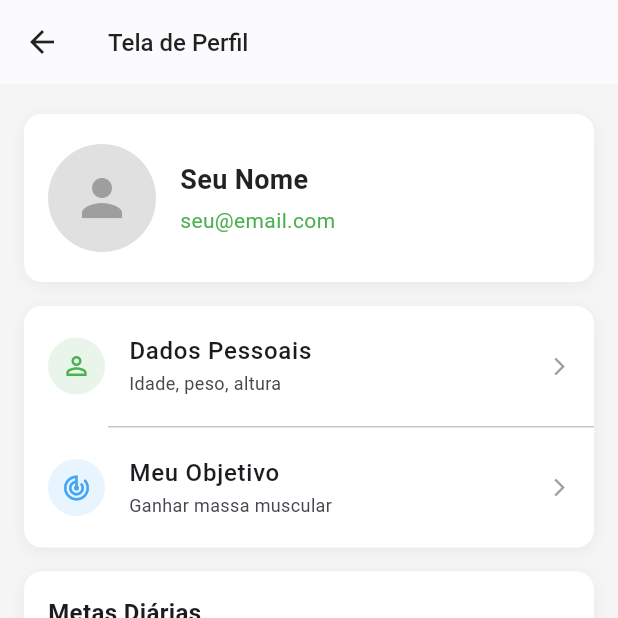
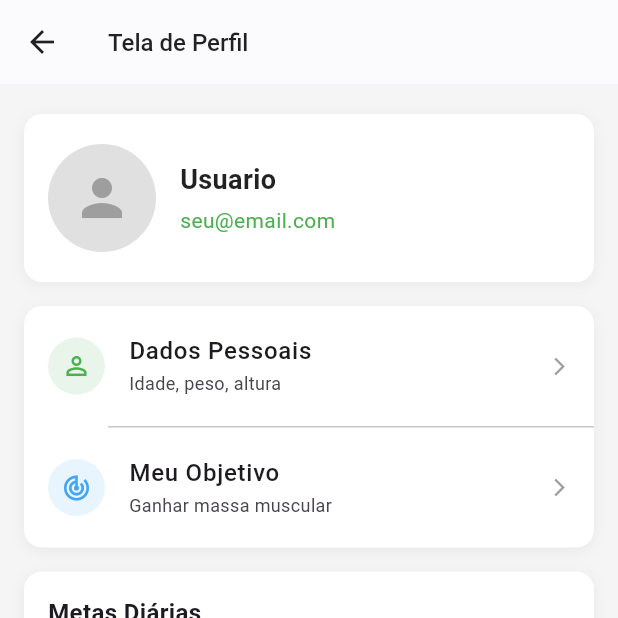
Before and after one commit to joaomilitao-ux/Nutriday-Mobile, a Flutter app: the PerfilScreen screen opened by its route, on a phone screen of 412 x 824 dp, the top half of it. Run offline on Flutter 3.47's test engine with Material 3 defaults, Android fonts, the phone set to English and light mode, and no system bars; our stand-ins replace cloud_firestore, firebase_auth, firebase_core; accounts and stored records are empty; Roboto replaces fonts that are missing (Arial).

Commit message:
fix: ajusta nome de usuario

```diff
--- a/lib/models/user_profile.dart
+++ b/lib/models/user_profile.dart
@@ -30,18 +30,13 @@ class UserProfile {
   }
 
   String get displayName {
-    final source = email.contains('@') ? email.split('@').first : email;
-    final normalized = source.replaceAll(RegExp(r'[._-]+'), ' ').trim();
+    final username = usernameFromEmail(email);
 
-    if (normalized.isEmpty) {
+    if (username.isEmpty) {
       return 'Usuário Nutriday';
     }
 
-    return normalized
-        .split(RegExp(r'\s+'))
-        .where((word) => word.isNotEmpty)
-        .map(_capitalize)
-        .join(' ');
+    return username;
   }
 
   String get personalSummary {
@@ -150,8 +145,13 @@ class UserProfile {
     return (value / 10).ceil();
   }
 
-  static String _capitalize(String word) {
-    return '${word[0].toUpperCase()}${word.substring(1).toLowerCase()}';
+  static String usernameFromEmail(String? email) {
+    final normalized = email?.trim().toLowerCase() ?? '';
+    if (normalized.isEmpty) {
+      return '';
+    }
+
+    return normalized.split('@').first.trim();
   }
 
   static double? _parseNumber(String input) {
--- a/lib/pages/login_page.dart
+++ b/lib/pages/login_page.dart
@@ -2,6 +2,7 @@ import 'package:cloud_firestore/cloud_firestore.dart';
 import 'package:firebase_auth/firebase_auth.dart';
 import 'package:flutter/material.dart';
 import 'package:nutriday/app_routes.dart';
+import 'package:nutriday/models/user_profile.dart';
 import 'package:nutriday/theme.dart';
 import 'package:nutriday/widgets/input_field.dart';
 import 'package:nutriday/widgets/nutriday_header.dart';
@@ -167,10 +168,12 @@ class _LoginPageState extends State<LoginPage> {
       throw const _AuthFlowException('Usuario autenticado sem e-mail valido.');
     }
 
+    final username = UserProfile.usernameFromEmail(email);
+
     await FirebaseFirestore.instance.collection('usuarios').doc(user.uid).set({
       'uid': user.uid,
       'email': email,
-      'usuario_logado': email,
+      'usuario_logado': username,
       'criado_por': email,
       'provedor': provider,
       'ultimo_login_em': FieldValue.serverTimestamp(),
--- a/lib/pages/perfil_screen.dart
+++ b/lib/pages/perfil_screen.dart
@@ -2,6 +2,7 @@ import 'package:firebase_auth/firebase_auth.dart';
 import 'package:flutter/material.dart';
 import 'package:nutriday/app_routes.dart';
 import 'package:nutriday/app_session.dart';
+import 'package:nutriday/models/user_profile.dart';
 import 'package:nutriday/widgets/app_bottom_navigation_bar.dart';
 
 class PerfilScreen extends StatefulWidget {
@@ -55,6 +56,11 @@ class _PerfilScreenState extends State<PerfilScreen> {
   // ─── Cabeçalho com foto, nome e e-mail ───────────────────────────────────
 
   Widget _secaoPerfil() {
+    final email = FirebaseAuth.instance.currentUser?.email?.trim() ?? '';
+    final username = UserProfile.usernameFromEmail(email);
+    final displayName = username.isEmpty ? 'Usuario' : username;
+    final displayEmail = email.isEmpty ? 'seu@email.com' : email;
+
     return Container(
       padding: const EdgeInsets.symmetric(horizontal: 16, vertical: 20),
       decoration: _decoracaoCard(),
@@ -66,21 +72,21 @@ class _PerfilScreenState extends State<PerfilScreen> {
             child: Icon(Icons.person, size: 40, color: Colors.grey[500]),
           ),
           const SizedBox(width: 16),
-          const Column(
+          Column(
             crossAxisAlignment: CrossAxisAlignment.start,
             children: [
               Text(
-                'Seu Nome',
-                style: TextStyle(
+                displayName,
+                style: const TextStyle(
                   fontSize: 18,
                   fontWeight: FontWeight.bold,
                   color: Colors.black87,
                 ),
               ),
-              SizedBox(height: 4),
+              const SizedBox(height: 4),
               Text(
-                'seu@email.com',
-                style: TextStyle(fontSize: 14, color: _verde),
+                displayEmail,
+                style: const TextStyle(fontSize: 14, color: _verde),
               ),
             ],
           ),
@@ -153,10 +159,7 @@ class _PerfilScreenState extends State<PerfilScreen> {
             mainAxisAlignment: MainAxisAlignment.spaceBetween,
             children: [
               Text(label, style: const TextStyle(color: Colors.black54)),
-              Text(
-                valor,
-                style: const TextStyle(fontWeight: FontWeight.bold),
-              ),
+              Text(valor, style: const TextStyle(fontWeight: FontWeight.bold)),
             ],
           ),
         ),
@@ -238,14 +241,22 @@ class _PerfilScreenState extends State<PerfilScreen> {
       unselectedFontSize: 12,
       items: const [
         BottomNavigationBarItem(
-            icon: Icon(Icons.home_outlined), label: 'Início'),
+          icon: Icon(Icons.home_outlined),
+          label: 'Início',
+        ),
         BottomNavigationBarItem(icon: Icon(Icons.history), label: 'Histórico'),
         BottomNavigationBarItem(
-            icon: Icon(Icons.menu_book_outlined), label: 'Sugestões'),
+          icon: Icon(Icons.menu_book_outlined),
+          label: 'Sugestões',
+        ),
         BottomNavigationBarItem(
-            icon: Icon(Icons.shopping_bag_outlined), label: 'Compras'),
+          icon: Icon(Icons.shopping_bag_outlined),
+          label: 'Compras',
+        ),
         BottomNavigationBarItem(
-            icon: Icon(Icons.person_outline), label: 'Perfil'),
+          icon: Icon(Icons.person_outline),
+          label: 'Perfil',
+        ),
       ],
     );
   }
@@ -265,8 +276,11 @@ class _PerfilScreenState extends State<PerfilScreen> {
       leading: _circuloIcone(icone, corIcone),
       title: Text(titulo, style: const TextStyle(fontWeight: FontWeight.w500)),
       subtitle: Text(subtitulo, style: const TextStyle(fontSize: 12)),
-      trailing:
-          const Icon(Icons.arrow_forward_ios, size: 14, color: Colors.grey),
+      trailing: const Icon(
+        Icons.arrow_forward_ios,
+        size: 14,
+        color: Colors.grey,
+      ),
       contentPadding: const EdgeInsets.symmetric(horizontal: 16, vertical: 4),
     );
   }
--- a/lib/pages/register_page.dart
+++ b/lib/pages/register_page.dart
@@ -2,6 +2,7 @@ import 'package:cloud_firestore/cloud_firestore.dart';
 import 'package:firebase_auth/firebase_auth.dart';
 import 'package:flutter/material.dart';
 import 'package:nutriday/app_routes.dart';
+import 'package:nutriday/models/user_profile.dart';
 import 'package:nutriday/theme.dart';
 import 'package:nutriday/widgets/input_field.dart';
 import 'package:nutriday/widgets/nutriday_header.dart';
@@ -141,10 +142,12 @@ class _RegisterPageState extends State<RegisterPage> {
       throw const _AuthFlowException('Usuario autenticado sem e-mail valido.');
     }
 
+    final username = UserProfile.usernameFromEmail(email);
+
     await FirebaseFirestore.instance.collection('usuarios').doc(user.uid).set({
       'uid': user.uid,
       'email': email,
-      'usuario_logado': email,
+      'usuario_logado': username,
       'criado_por': email,
       'provedor': provider,
       'criado_em': FieldValue.serverTimestamp(),
```
Also changed, not shown: lib/pages/inicio_screen.dart (+14 -9 lines).
